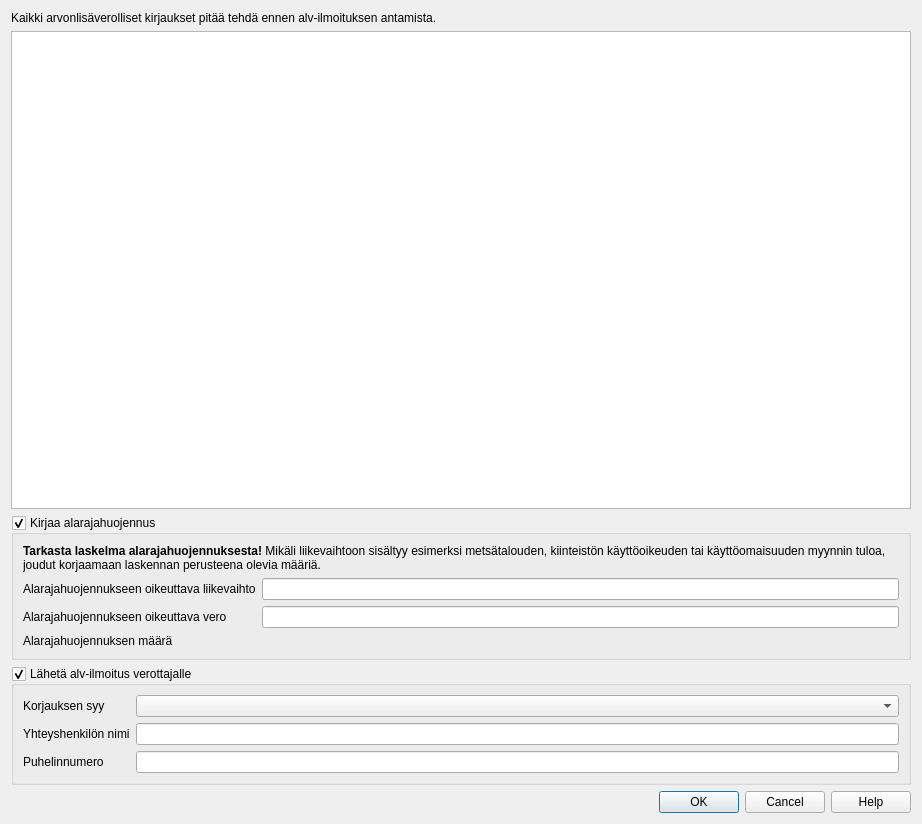
This is kitsas/alv/alvilmoitusdialog.ui in artoh/kitupiikki as Qt 5 draws it before an edit. The edited form follows.
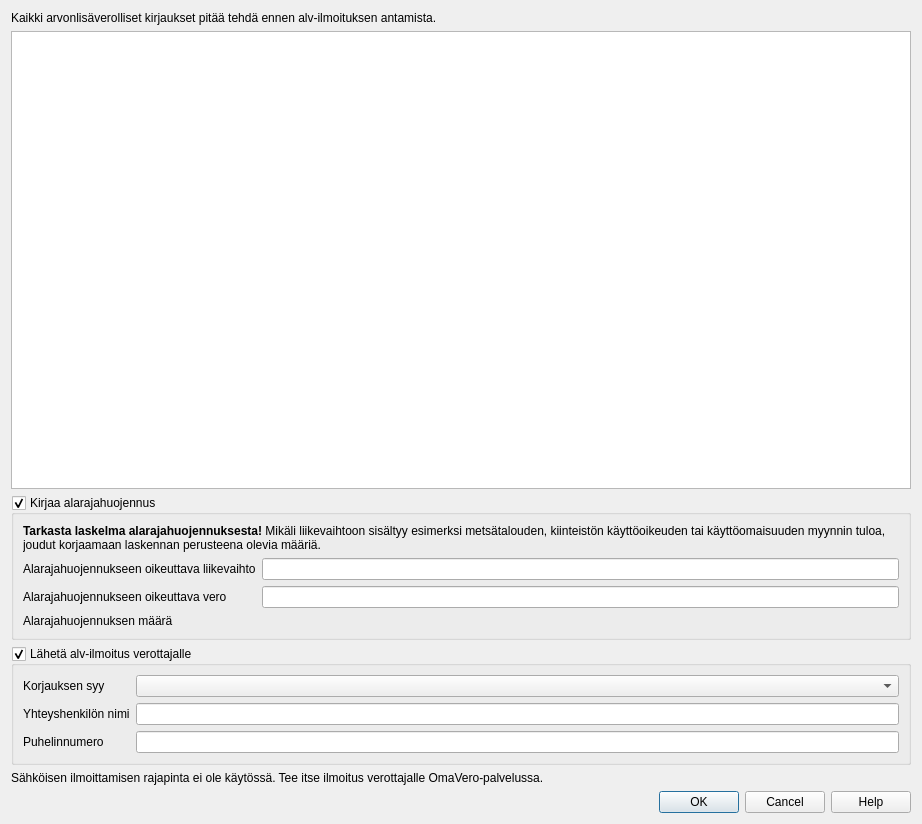
This is the edited form. Custom widgets are drawn as their Qt base class.

Diff of the .ui file:
```diff
--- a/kitsas/alv/alvilmoitusdialog.ui
+++ b/kitsas/alv/alvilmoitusdialog.ui
@@ -164,6 +164,13 @@
      </layout>
     </widget>
    </item>
+   <item>
+    <widget class="QLabel" name="ilmoitaItseLabel">
+     <property name="text">
+      <string>Sähköisen ilmoittamisen rajapinta ei ole käytössä. Tee itse ilmoitus verottajalle OmaVero-palvelussa.</string>
+     </property>
+    </widget>
+   </item>
    <item>
     <widget class="QDialogButtonBox" name="buttonBox">
      <property name="orientation">
```
